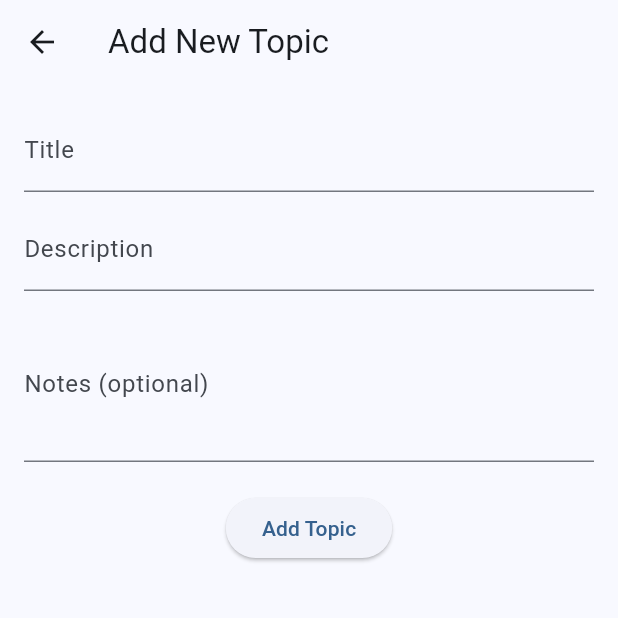
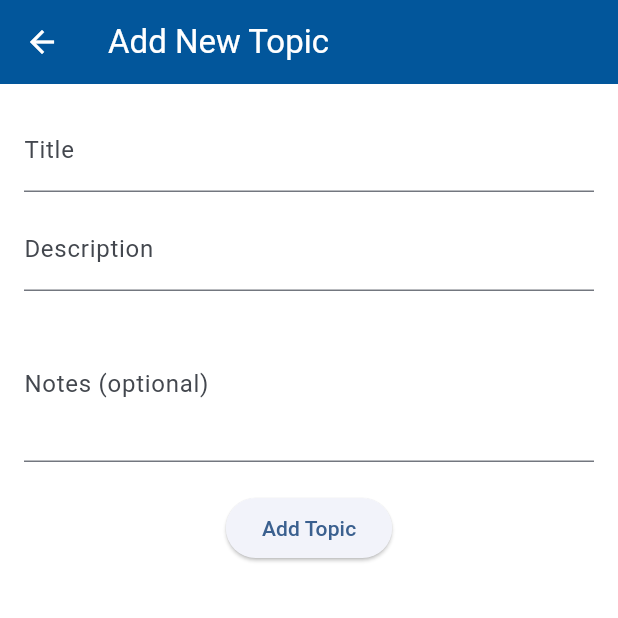
Before and after one commit to DarraghReid/flutter_learner, a Flutter app: the screen it shows after launch, after a tap on the "add" icon, on a phone screen of 412 x 824 dp, the top half of it. Run offline on Flutter 3.47's test engine with Material 3 defaults, Android fonts, the light colour scheme and no system bars; our stand-ins replace sqflite; accounts and stored records are empty.

Commit message:
Add Flutter logo and assets folder

```diff
--- a/lib/main.dart
+++ b/lib/main.dart
@@ -21,10 +21,21 @@ class FlutterLearnerApp extends StatelessWidget {
     return MaterialApp(
       title: 'Flutter Learner',
       theme: ThemeData(
+        primaryColor: const Color(0xFF02569B), // Flutter Blue
+        colorScheme: ColorScheme.fromSeed(
+          seedColor: const Color(0xFF02569B),
+        ),
+        appBarTheme: const AppBarTheme(
+          backgroundColor: Color(0xFF02569B),
+          foregroundColor: Colors.white,
+        ),
+        floatingActionButtonTheme: const FloatingActionButtonThemeData(
+          backgroundColor: Color(0xFF02569B),
+        ),
+        scaffoldBackgroundColor: Colors.white,
         useMaterial3: true,
-        colorSchemeSeed: Colors.blue,
       ),
-      home: const HomeScreen(), // Ensure you have a HomeScreen widget defined
+      home: const HomeScreen(),
     );
   }
 }
--- a/lib/screens/home_screen.dart
+++ b/lib/screens/home_screen.dart
@@ -35,7 +35,13 @@ class _HomeScreenState extends State<HomeScreen> {
 
     return Scaffold(
       appBar: AppBar(
-        title: const Text('Flutter Learner'),
+        title: Row(
+            children: [
+                Image.asset('assets/flutter_logo.png', height: 32),
+                const SizedBox(width: 10),
+                const Text('Flutter Learner'),
+            ],
+        ),
       ),
       body: topicProvider.topics.isEmpty
           ? const Center(
--- a/pubspec.yaml
+++ b/pubspec.yaml
@@ -62,9 +62,8 @@ flutter:
   uses-material-design: true
 
   # To add assets to your application, add an assets section, like this:
-  # assets:
-  #   - images/a_dot_burr.jpeg
-  #   - images/a_dot_ham.jpeg
+  assets:
+      - assets/flutter_logo.png
 
   # An image asset can refer to one or more resolution-specific "variants", see
   # https://flutter.dev/to/resolution-aware-images
```
Also changed, not shown: assets/flutter_logo.png (added).
